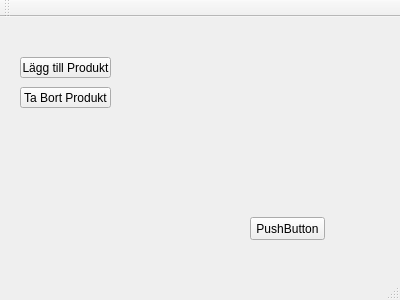
Above: mainwindow.ui from adambacke/LagerhanteringsSystem before the change. Below: the same form after it.
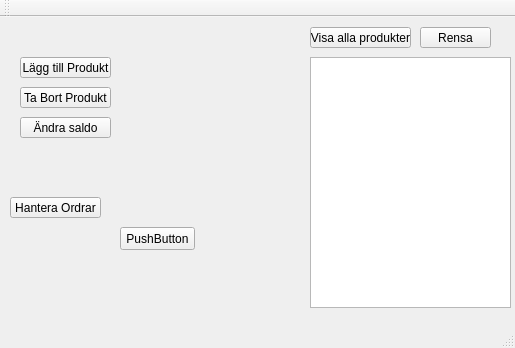
That is the form after the change.

What changed in the file:
```diff
--- a/mainwindow.ui
+++ b/mainwindow.ui
@@ -6,8 +6,8 @@
    <rect>
     <x>0</x>
     <y>0</y>
-    <width>400</width>
-    <height>300</height>
+    <width>515</width>
+    <height>348</height>
    </rect>
   </property>
   <property name="windowTitle">
@@ -17,8 +17,8 @@
    <widget class="QPushButton" name="pushButton">
     <property name="geometry">
      <rect>
-      <x>250</x>
-      <y>200</y>
+      <x>120</x>
+      <y>210</y>
       <width>75</width>
       <height>23</height>
      </rect>
@@ -53,6 +53,68 @@
      <string>Ta Bort Produkt</string>
     </property>
    </widget>
+   <widget class="QPushButton" name="addOrder">
+    <property name="geometry">
+     <rect>
+      <x>20</x>
+      <y>100</y>
+      <width>91</width>
+      <height>21</height>
+     </rect>
+    </property>
+    <property name="text">
+     <string>Ändra saldo</string>
+    </property>
+   </widget>
+   <widget class="QPushButton" name="handelOrders">
+    <property name="geometry">
+     <rect>
+      <x>10</x>
+      <y>180</y>
+      <width>91</width>
+      <height>21</height>
+     </rect>
+    </property>
+    <property name="text">
+     <string>Hantera Ordrar</string>
+    </property>
+   </widget>
+   <widget class="QTextBrowser" name="showAllProducts">
+    <property name="geometry">
+     <rect>
+      <x>310</x>
+      <y>40</y>
+      <width>201</width>
+      <height>251</height>
+     </rect>
+    </property>
+   </widget>
+   <widget class="QPushButton" name="ShowAll">
+    <property name="geometry">
+     <rect>
+      <x>310</x>
+      <y>10</y>
+      <width>101</width>
+      <height>21</height>
+     </rect>
+    </property>
+    <property name="text">
+     <string>Visa alla produkter</string>
+    </property>
+   </widget>
+   <widget class="QPushButton" name="Clear">
+    <property name="geometry">
+     <rect>
+      <x>420</x>
+      <y>10</y>
+      <width>71</width>
+      <height>21</height>
+     </rect>
+    </property>
+    <property name="text">
+     <string>Rensa</string>
+    </property>
+   </widget>
   </widget>
   <widget class="QMenuBar" name="menuBar">
    <property name="geometry">
```
Left out of the diff: 2 changed lines with no effect on the pictures.
